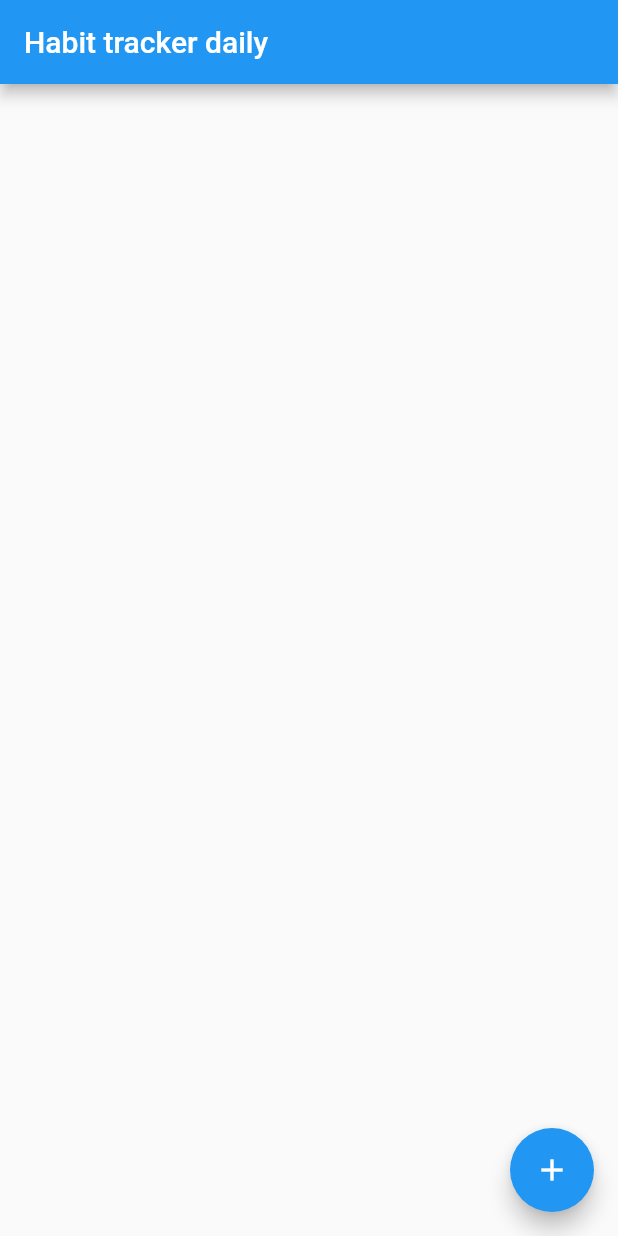
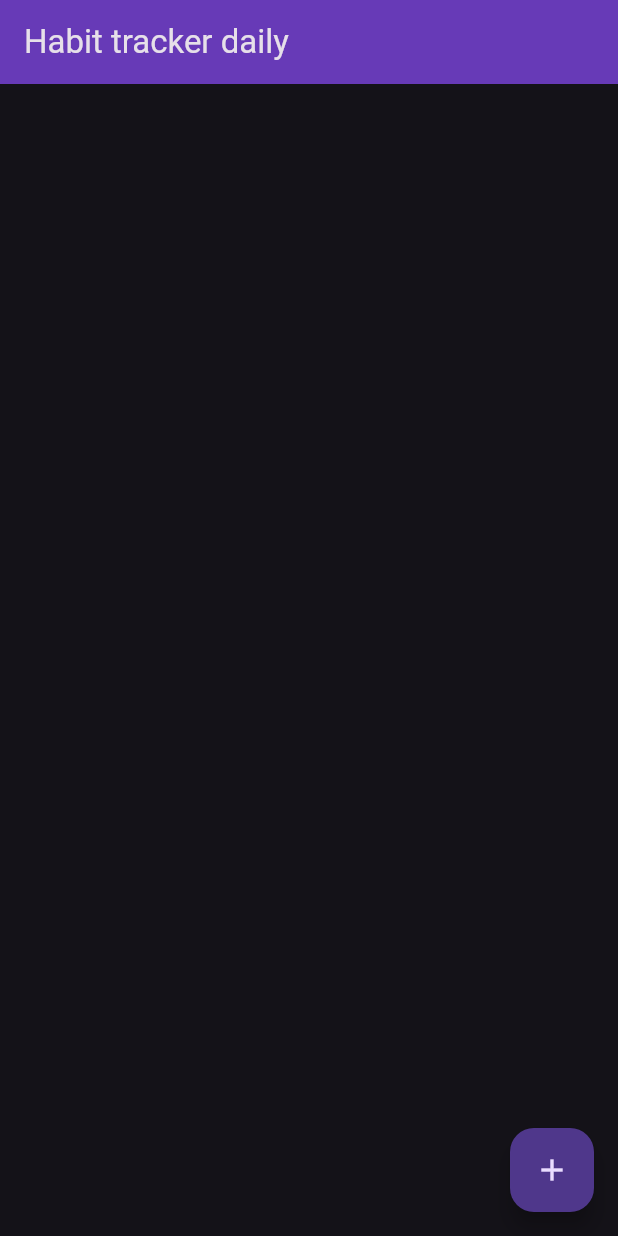
Before and after one commit to benboi8/habit-tracker, a Flutter app: the screen it shows after launch, on a phone screen of 412 x 824 dp. Run offline on Flutter 3.47's test engine with Material 2 defaults, Android fonts, the phone set to English and light mode, and no system bars; generated files the repository leaves out were written again.

```diff
--- a/lib/asset_manager.dart
+++ b/lib/asset_manager.dart
@@ -10,6 +10,37 @@ class AssetManager {
   static const suggestedHabitsPath = "assets/suggested_habits.json";
 
   static List<Habit> suggestedHabits = [];
+
+  static final List<IconData> habitIcons = [
+    // Todo add more icons
+    const IconData(0xe28d, fontFamily: 'MaterialIcons'),
+    Icons.menu_book,
+    Icons.spa,
+    Icons.create,
+    Icons.directions_walk,
+    Icons.language,
+    Icons.restaurant,
+    Icons.self_improvement,
+    Icons.directions_run,
+    Icons.music_note,
+    Icons.article,
+    Icons.star,
+    Icons.event_note,
+    Icons.eco,
+    Icons.movie,
+    Icons.people,
+    Icons.book,
+    Icons.star,
+    Icons.ac_unit,
+    Icons.access_alarm,
+    Icons.accessibility_new,
+    Icons.account_balance,
+    Icons.account_balance_wallet,
+    Icons.account_tree,
+    Icons.add_a_photo,
+    Icons.call,
+    Icons.water_drop,
+  ];
 
   static Future<List<dynamic>> readSuggestedHabits() async {
     try {
--- a/lib/main.dart
+++ b/lib/main.dart
@@ -12,11 +12,15 @@ class MyApp extends StatelessWidget {
 
   @override
   Widget build(BuildContext context) {
-    return const MaterialApp(
+    return MaterialApp(
       localizationsDelegates: AppLocalizations.localizationsDelegates,
       supportedLocales: AppLocalizations.supportedLocales,
       title: "Habit tracker daily",
-      home: HabitTrackerPage(),
+      theme: ThemeData.dark(useMaterial3: true).copyWith(
+          appBarTheme: const AppBarTheme(color: Colors.deepPurple),
+      ),
+      debugShowCheckedModeBanner: false,
+      home: const HabitTrackerPage(),
     );
   }
 }
```
Also changed, not shown: lib/habit.dart (+137 -23 lines).
